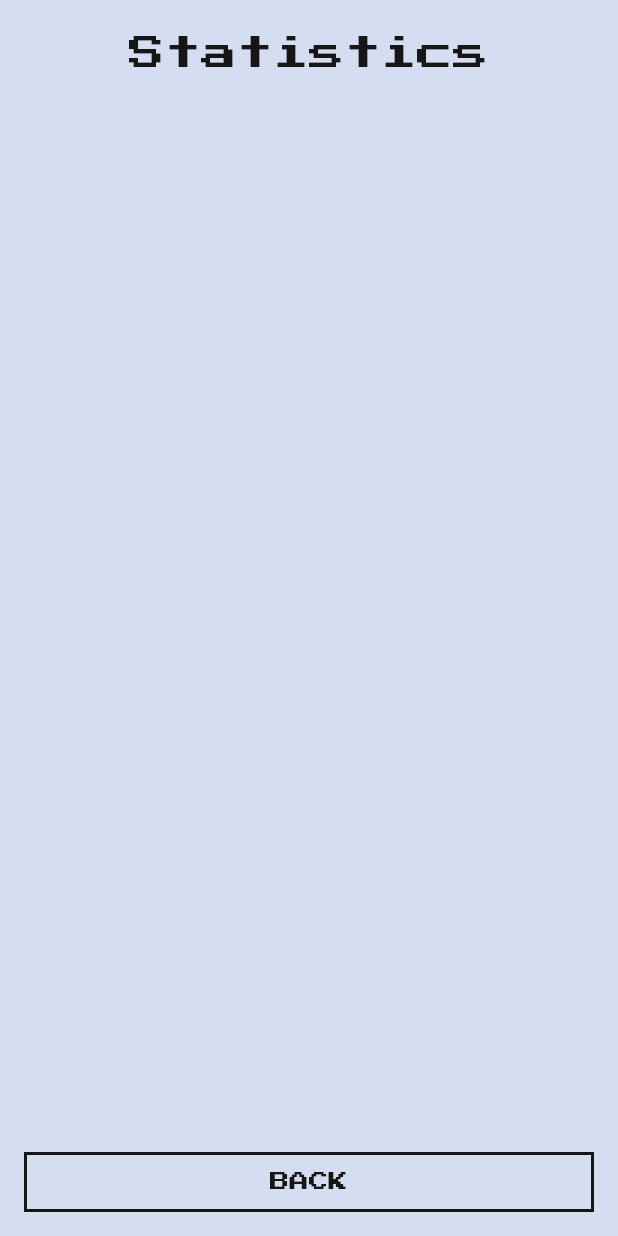
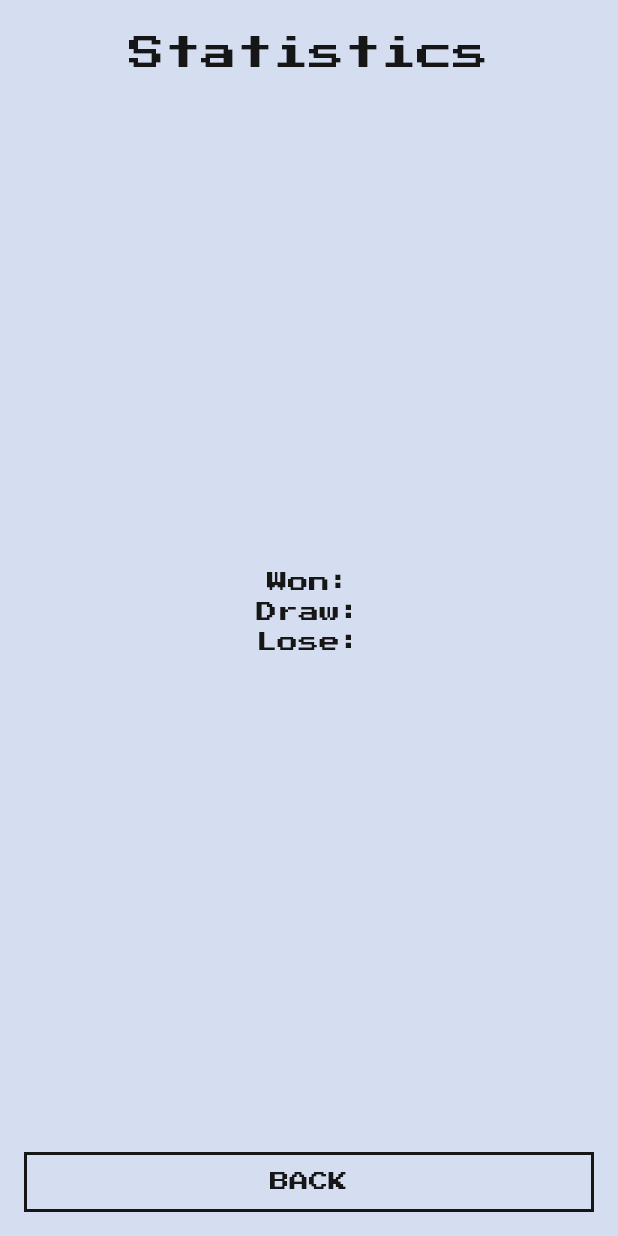
Before and after one commit to Carapacik/FightClub, a Flutter app: the StatisticsPage screen opened directly, on a phone screen of 412 x 824 dp. Run offline on Flutter 3.47's test engine with Material 2 defaults, Android fonts, the phone set to English and light mode, and no system bars; our stand-ins replace google_fonts, shared_preferences; accounts and stored records are empty.

Commit message:
Add module 5

```diff
--- a/lib/pages/fight_page.dart
+++ b/lib/pages/fight_page.dart
@@ -119,6 +119,20 @@ class FightPageState extends State<FightPage> {
                 "last_fight_result", fightResult.result);
           });
         }
+        if (fightResult == FightResult.won) {
+          SharedPreferences.getInstance().then((sharedPreferences) {
+            sharedPreferences.setInt("stats_won", 1);
+          });
+        } else if (fightResult == FightResult.draw) {
+          SharedPreferences.getInstance().then((sharedPreferences) {
+            sharedPreferences.setInt("stats_draw", 1);
+          });
+        } else if (fightResult == FightResult.lost) {
+          SharedPreferences.getInstance().then((sharedPreferences) {
+            sharedPreferences.setInt("stats_lost", 1);
+          });
+        }
+
         centerText = _calculateCenterText(youLoseLife, enemyLoseLife);
 
         whatEnemyDefends = BodyPart.random();
@@ -275,7 +289,10 @@ class FightersInfo extends StatelessWidget {
                 child: DecoratedBox(
                   decoration: BoxDecoration(
                     gradient: LinearGradient(
-                      colors: [FightClubColors.white, FightClubColors.darkPurple],
+                      colors: [
+                        FightClubColors.white,
+                        FightClubColors.darkPurple
+                      ],
                     ),
                   ),
                 ),
--- a/lib/pages/statistics_page.dart
+++ b/lib/pages/statistics_page.dart
@@ -23,6 +23,28 @@ class StatisticsPage extends StatelessWidget {
                   ),
                 )),
             Expanded(child: SizedBox()),
+            Column(
+              children: [
+                Text(
+                  "Won: ",
+                  textAlign: TextAlign.center,
+                  style: TextStyle(color: FightClubColors.darkGreyText),
+                ),
+                SizedBox(height: 6),
+                Text(
+                  "Draw: ",
+                  textAlign: TextAlign.center,
+                  style: TextStyle(color: FightClubColors.darkGreyText),
+                ),
+                SizedBox(height: 6),
+                Text(
+                  "Lose: ",
+                  textAlign: TextAlign.center,
+                  style: TextStyle(color: FightClubColors.darkGreyText),
+                ),
+              ],
+            ),
+            Expanded(child: SizedBox()),
             Padding(
               padding: const EdgeInsets.only(bottom: 16),
               child: SecondaryActionButton(
--- a/lib/widgets/fight_result_widget.dart
+++ b/lib/widgets/fight_result_widget.dart
@@ -65,7 +65,9 @@ class FightResultWidget extends StatelessWidget {
                 margin: EdgeInsets.symmetric(horizontal: 22),
                 child: Center(
                   child: Text(
-                    fightResult.result.toLowerCase(),
+                    fightResult.result.toLowerCase(),style: TextStyle(
+                    color: FightClubColors.white
+                  ),
                   ),
                 ),
               ),
```
Also changed, not shown: lib/pages/main_page.dart (+4 -7 lines).
